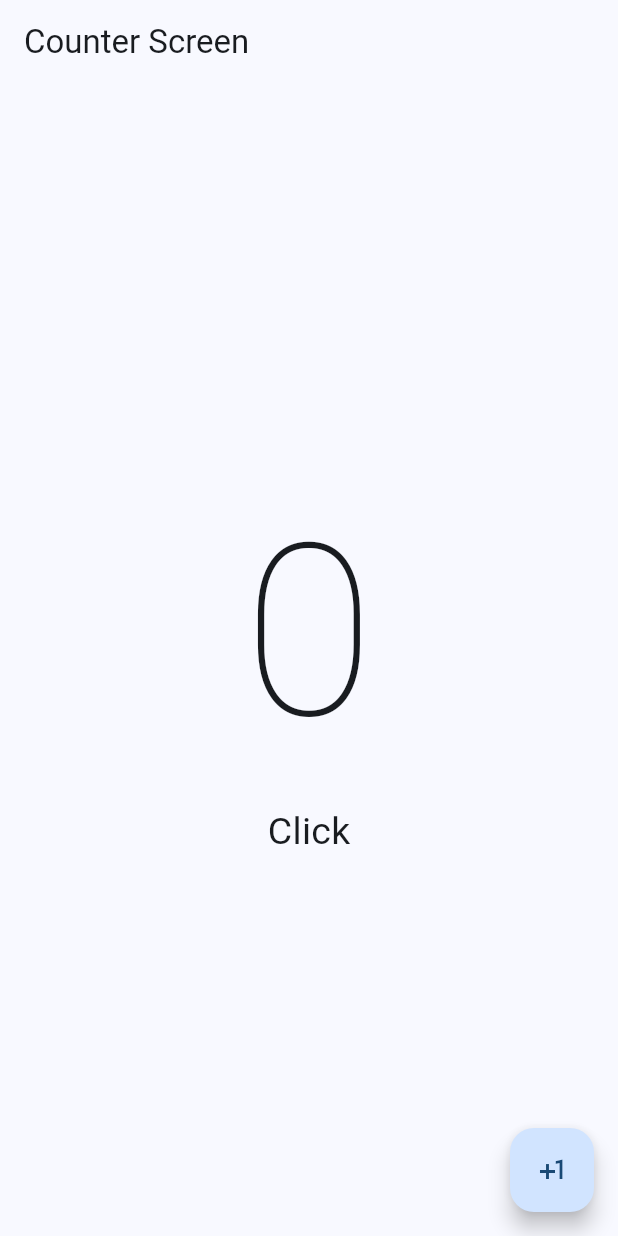
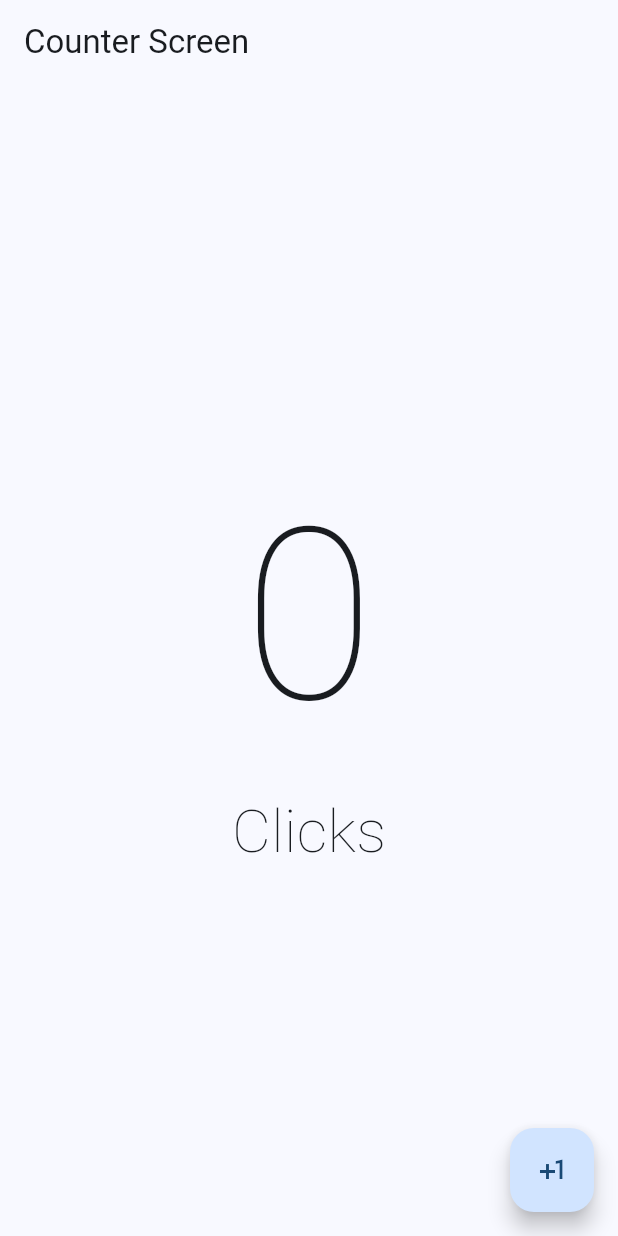
Before and after one commit to teorcl/hola_mundo_app, a Flutter app: the screen it shows after launch, on a phone screen of 412 x 824 dp. Run offline on Flutter 3.47's test engine with Material 2 defaults, Android fonts, the phone set to English and light mode, and no system bars.

Commit message:
Se refactoriza el método validateClicks

```diff
--- a/lib/presentation/screens/counter_screen.dart
+++ b/lib/presentation/screens/counter_screen.dart
@@ -25,7 +25,10 @@ class _CounterScreenState extends State<CounterScreen> {
               style:
                   const TextStyle(fontSize: 160, fontWeight: FontWeight.w100),
             ),
-            validateClicks(clickCounter),
+            Text(
+              validateClicks(clickCounter),
+              style: const TextStyle(fontSize: 40, fontWeight: FontWeight.w100),
+            ),
           ],
         ),
       ),
@@ -39,13 +42,8 @@ class _CounterScreenState extends State<CounterScreen> {
     );
   }
 
-  Widget validateClicks(int click) {
-    String clikOClicks = clickCounter >= 9 ? 'Clicks' : 'Click';
-    return Text(
-      clikOClicks,
-      style: const TextStyle(
-        fontSize: 25,
-      ),
-    );
+  String validateClicks(int click) {
+    String clikOClicks = clickCounter == 0 || clickCounter > 9 ? 'Clicks' : 'Click';
+    return clikOClicks;
   }
 }
```
